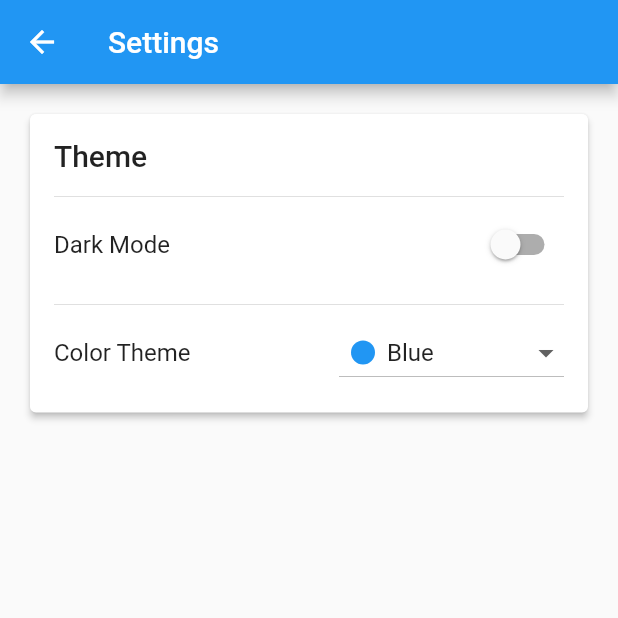
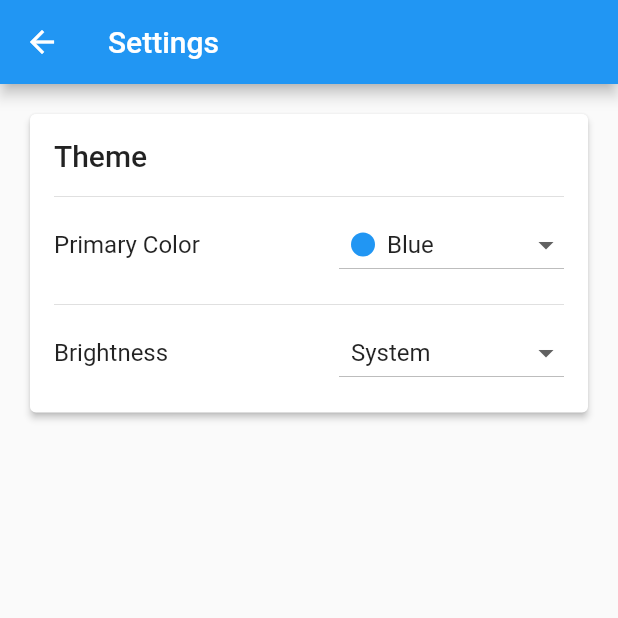
Before and after one commit to ClubiNew/Tempus, a Flutter app: the ThemeSettings screen opened directly, on a phone screen of 412 x 824 dp, the top half of it. Run offline on Flutter 3.47's test engine with Material 2 defaults, Android fonts, the phone set to English and light mode, and no system bars; our stand-ins replace audioplayers, cloud_firestore, firebase_auth, firebase_core, font_awesome_flutter, google_sign_in; accounts and stored records are empty.

Commit message:
added system theme option

```diff
--- a/lib/models/settings.dart
+++ b/lib/models/settings.dart
@@ -1,14 +1,15 @@
+import 'package:flutter/material.dart';
 import 'package:json_annotation/json_annotation.dart';
 import 'serializers.dart';
 part 'settings.g.dart';
 
 @JsonSerializable()
 class ThemeSettings extends SerializableDocument {
-  bool darkMode;
+  ThemeMode themeMode;
   int color;
 
   ThemeSettings({
-    this.darkMode = false,
+    this.themeMode = ThemeMode.system,
     this.color = 0,
   });
 
--- a/lib/screens/home/user.dart
+++ b/lib/screens/home/user.dart
@@ -2,6 +2,7 @@ import 'package:flutter/material.dart';
 import 'package:provider/provider.dart';
 import 'package:tempus/models/models.dart';
 import 'package:tempus/services/services.dart';
+import 'package:tempus/shared/string_extensions.dart';
 import 'package:tempus/shared/app_bar.dart';
 import 'package:tempus/shared/cards.dart';
 import 'package:tempus/theme.dart';
@@ -84,18 +85,7 @@ class _ThemeSettingsState extends State<ThemeSettings> {
             title: 'Theme',
             settings: [
               Setting(
-                title: "Dark Mode",
-                child: Switch(
-                  activeColor: theme.colorScheme.primary,
-                  value: settings.themeSettings.darkMode,
-                  onChanged: (bool value) {
-                    settings.themeSettings.darkMode = value;
-                    settingsService.saveSettings(settings);
-                  },
-                ),
-              ),
-              Setting(
-                title: "Color Theme",
+                title: "Primary Color",
                 child: Container(
                   constraints: const BoxConstraints(maxWidth: 150),
                   child: DropdownButton<int>(
@@ -133,6 +123,34 @@ class _ThemeSettingsState extends State<ThemeSettings> {
                   ),
                 ),
               ),
+              Setting(
+                title: "Brightness",
+                child: Container(
+                  constraints: const BoxConstraints(maxWidth: 150),
+                  child: DropdownButton<ThemeMode>(
+                    value: settings.themeSettings.themeMode,
+                    elevation: 4,
+                    isExpanded: true,
+                    onChanged: (ThemeMode? themeMode) {
+                      settings.themeSettings.themeMode = themeMode!;
+                      settingsService.saveSettings(settings);
+                    },
+                    items: [ThemeMode.system, ThemeMode.light, ThemeMode.dark]
+                        .map(
+                          (themeMode) => DropdownMenuItem(
+                            value: themeMode,
+                            child: Row(
+                              children: [
+                                const SizedBox(width: 8.0),
+                                Text(themeMode.name.capitalize()),
+                              ],
+                            ),
+                          ),
+                        )
+                        .toList(),
+                  ),
+                ),
+              ),
             ],
           ),
         ],
--- a/lib/screens/login/login.dart
+++ b/lib/screens/login/login.dart
@@ -2,6 +2,7 @@ import 'package:flutter/material.dart';
 import 'package:font_awesome_flutter/font_awesome_flutter.dart';
 import 'package:tempus/screens/login/google_login.dart';
 import 'package:tempus/screens/login/sms_login.dart';
+import 'package:tempus/theme.dart';
 
 class LoginScreen extends StatelessWidget {
   const LoginScreen({super.key});
@@ -10,6 +11,9 @@ class LoginScreen extends StatelessWidget {
   Widget build(BuildContext context) {
     return MaterialApp(
       title: 'Tempus',
+      theme: lightTheme(),
+      darkTheme: darkTheme(),
+      themeMode: ThemeMode.system,
       home: Builder(
         builder: (context) {
           return Scaffold(
--- a/lib/shared/shared.dart
+++ b/lib/shared/shared.dart
@@ -7,3 +7,4 @@ export 'nav_bar.dart';
 export 'progress_bar.dart';
 export 'progress_circle.dart';
 export 'rounded.dart';
+export 'string_extensions.dart';
--- /dev/null
+++ b/lib/shared/string_extensions.dart
@@ -0,0 +1,5 @@
+extension StringExtension on String {
+  String capitalize() {
+    return "${this[0].toUpperCase()}${this.substring(1)}";
+  }
+}
--- a/lib/theme.dart
+++ b/lib/theme.dart
@@ -5,15 +5,18 @@ class ColorOption {
   final MaterialColor primaryColor;
   final MaterialAccentColor accentColor;
 
-  ColorOption(
+  const ColorOption(
     this.name,
     this.primaryColor,
     this.accentColor,
   );
 }
 
-List<ColorOption> colorOptions = [
-  ColorOption('Blue', Colors.blue, Colors.blueAccent),
+const ColorOption defaultColor =
+    ColorOption('Blue', Colors.blue, Colors.blueAccent);
+
+const List<ColorOption> colorOptions = [
+  defaultColor,
   ColorOption('Red', Colors.red, Colors.redAccent),
   ColorOption('Green', Colors.lightGreen, Colors.lightGreenAccent),
   ColorOption('Orange', Colors.orange, Colors.orangeAccent),
@@ -21,3 +24,25 @@ List<ColorOption> colorOptions = [
   ColorOption('Pink', Colors.pink, Colors.pinkAccent),
   ColorOption('Indigo', Colors.deepPurple, Colors.deepPurpleAccent),
 ];
+
+ThemeData lightTheme({ColorOption selectedColor = defaultColor}) {
+  return ThemeData(
+    colorScheme: ColorScheme.fromSwatch(
+      primarySwatch: selectedColor.primaryColor,
+      accentColor: selectedColor.primaryColor,
+      brightness: Brightness.light,
+    ),
+    fontFamily: 'Roboto',
+  );
+}
+
+ThemeData darkTheme({ColorOption selectedColor = defaultColor}) {
+  return ThemeData(
+    colorScheme: ColorScheme.fromSwatch(
+      primarySwatch: selectedColor.primaryColor,
+      accentColor: selectedColor.accentColor,
+      brightness: Brightness.dark,
+    ),
+    fontFamily: 'Roboto',
+  );
+}
```
Also changed, not shown: lib/main.dart (+3 -12 lines), lib/models/settings.g.dart.
